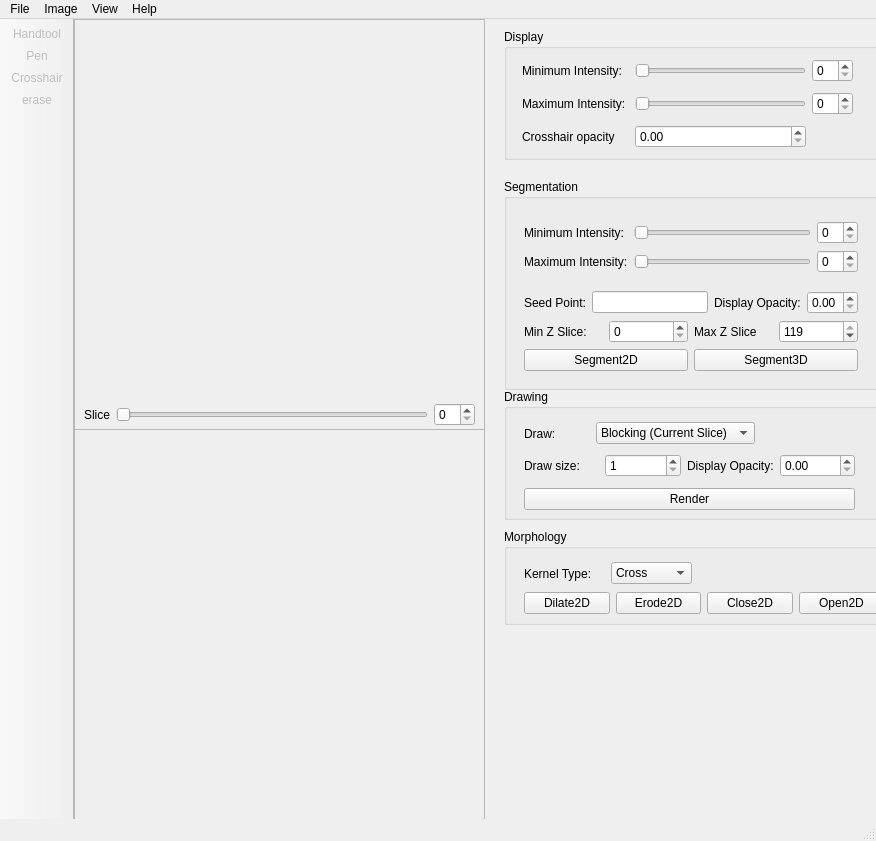
delcypher/simi-qt, file src/mainwindow.ui: the form before one commit.
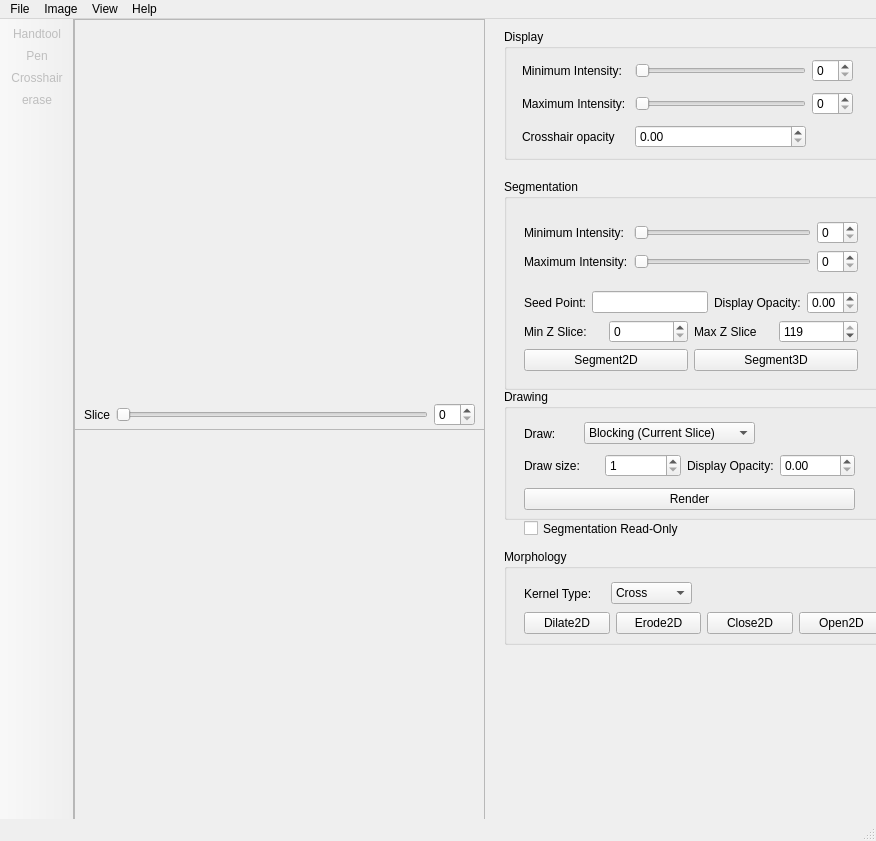
The form after the commit. Icons and pictures are not drawn. Custom widgets are drawn as their Qt base class.

Commit message: * Add new Block drawing mode: "Blocking (Z Slices Range)," where the blocking will be drawn on slices specified between the min Z slice and max Z slice spinboxes. * Add "Segmentation Read-Only" checkbox to prevent the Segmentation being overwritten by the Block drawing upon toggled. (Note that the Eraser still erase everything.

What changed in the file:
```diff
--- a/src/mainwindow.ui
+++ b/src/mainwindow.ui
@@ -281,6 +281,11 @@
           <string>Blocking (Current Slice)</string>
          </property>
         </item>
+        <item>
+         <property name="text">
+          <string>Blocking (Z Slices Range)</string>
+         </property>
+        </item>
         <item>
          <property name="text">
           <string>Blocking (All Slices)</string>
@@ -364,7 +369,7 @@
     <property name="geometry">
      <rect>
       <x>430</x>
-      <y>510</y>
+      <y>530</y>
       <width>381</width>
       <height>96</height>
      </rect>
@@ -461,7 +466,7 @@
     <property name="frameShadow">
      <enum>QFrame::Raised</enum>
     </property>
-    <widget class="QVTKWidget" name="qvtk3Ddisplayer" native="true">
+    <widget class="QVTKWidget" name="qvtk3Ddisplayer">
      <property name="geometry">
       <rect>
        <x>10</x>
@@ -490,7 +495,7 @@
        <property name="frameShadow">
         <enum>QFrame::Raised</enum>
        </property>
-       <widget class="QVTKWidget" name="qvtkWidget" native="true">
+       <widget class="QVTKWidget" name="qvtkWidget">
         <property name="geometry">
          <rect>
           <x>10</x>
@@ -540,6 +545,19 @@
      </item>
     </layout>
    </widget>
+   <widget class="QCheckBox" name="segReadOnly">
+    <property name="geometry">
+     <rect>
+      <x>450</x>
+      <y>500</y>
+      <width>171</width>
+      <height>19</height>
+     </rect>
+    </property>
+    <property name="text">
+     <string>Segmentation Read-Only</string>
+    </property>
+   </widget>
   </widget>
   <widget class="QMenuBar" name="menubar">
    <property name="geometry">
@@ -547,7 +565,7 @@
      <x>0</x>
      <y>0</y>
      <width>876</width>
-     <height>20</height>
+     <height>19</height>
     </rect>
    </property>
    <widget class="QMenu" name="menuFile">
```
The commit also changes 3 other files.
